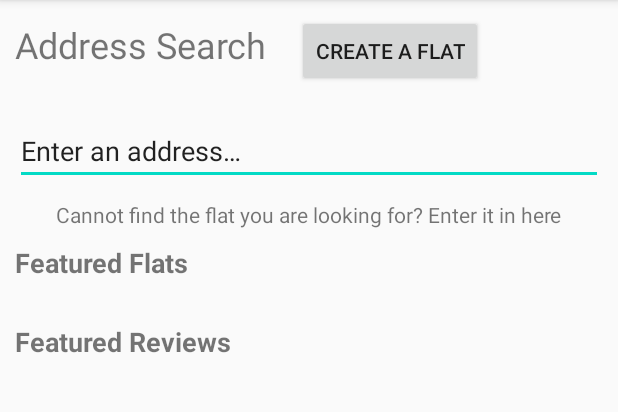
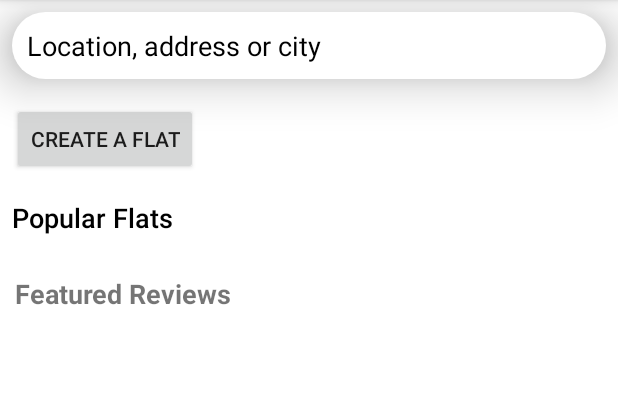
Before and after one commit to FlatChat/FlattingReview, an Android app: the screen it shows after launch once a user with an empty profile is signed in (HomeScreen), on a phone screen of 412 x 824 dp, the part 84-496 px from its top. Run offline under Robolectric (Android 15) with nearby library versions, the phone set to English and light mode, and no system bars; our stand-ins replace Firebase (no records; nobody signed in at launch, a user with empty details on screens opened directly).

Commit message:
Homescreen styling

```diff
--- a/app/src/main/java/adapters/ReviewAdapter.kt
+++ b/app/src/main/java/adapters/ReviewAdapter.kt
@@ -21,7 +21,7 @@ class ReviewAdapter(private val exampleList: ArrayList<Review>) :
 
     /**
      * On create the layout for each Review object is created, it gets the layout from the
-     * 'featured_rev_layout' file.
+     * 'popular_flats' file.
      *
      * @param parent
      * @param viewType
--- /dev/null
+++ b/app/src/main/res/drawable/rounded_card_view.xml
@@ -0,0 +1,9 @@
+<?xml version="1.0" encoding="utf-8"?>
+<!--  res/drawable/rounded_editText.xml -->
+<shape xmlns:android="http://schemas.android.com/apk/res/android"
+    android:shape="rectangle" android:padding="10dp">
+    <solid android:color="#FFFFFF"/>
+    <corners
+        android:radius="25dp"
+        />
+</shape>
--- /dev/null
+++ b/app/src/main/res/drawable/rounded_edit_text.xml
@@ -0,0 +1,9 @@
+<?xml version="1.0" encoding="utf-8"?>
+<!--  res/drawable/rounded_editText.xml -->
+<shape xmlns:android="http://schemas.android.com/apk/res/android"
+    android:shape="rectangle" android:padding="10dp">
+    <solid android:color="#FFFFFF"/>
+    <corners
+        android:radius="25dp"
+        />
+</shape>
--- a/app/src/main/res/layout/activity_home_screen.xml
+++ b/app/src/main/res/layout/activity_home_screen.xml
@@ -4,6 +4,7 @@
     xmlns:tools="http://schemas.android.com/tools"
     android:layout_width="match_parent"
     android:layout_height="match_parent"
+    android:background="#FFFFFF"
     tools:context=".HomeScreen">
 
 
@@ -18,51 +19,36 @@
         app:layout_constraintTop_toTopOf="parent"
         app:layout_constraintVertical_bias="0.0">
 
-        <LinearLayout
-            android:layout_width="match_parent"
+        <EditText
+            android:id="@+id/searchBarReviewText"
+            android:layout_width="fill_parent"
             android:layout_height="wrap_content"
-            android:orientation="horizontal">
-
-            <TextView
-                android:id="@+id/searchFlatText"
-                android:layout_width="wrap_content"
-                android:layout_height="wrap_content"
-                android:layout_margin="10dp"
-                android:text="@string/searchflatTextView"
-                android:textSize="24sp" />
+            android:layout_margin="8dp"
+            android:autofillHints=""
+            android:background="@drawable/rounded_edit_text"
+            android:elevation="20dp"
+            android:ems="10"
+            android:hint="@string/search_for_flat"
+            android:inputType="textPersonName"
+            android:padding="10dp"
+            android:text="@string/search_for_flat"
+            android:textColor="#000000" />
 
         <Button
             android:id="@+id/createFlatButton"
             android:layout_width="wrap_content"
             android:layout_height="wrap_content"
-                android:layout_margin="10dp"
+            android:layout_margin="8dp"
             android:text="@string/createflatBut" />
-        </LinearLayout>
 
-        <EditText
-            android:id="@+id/searchBarReviewText"
+        <TextView
+            android:id="@+id/popular_flats"
             android:layout_width="match_parent"
             android:layout_height="wrap_content"
-            android:layout_margin="10dp"
-            android:ems="10"
-            android:inputType="textPersonName"
-            android:text="@string/searchForReview"
-            android:hint="@string/searchForReview"
-            android:autofillHints="" />
-
-        <TextView
-            android:id="@+id/cantfindAddressText"
-            android:layout_width="wrap_content"
-            android:layout_height="wrap_content"
-            android:layout_gravity="center_horizontal"
-            android:text="@string/createaFlat" />
-
-        <TextView
-            android:id="@+id/featured_flats_text"
-            android:layout_width="match_parent"
-            android:layout_height="wrap_content"
-            android:layout_margin="10dp"
-            android:text="@string/featuredFlats"
+            android:layout_margin="8dp"
+            android:fontFamily="sans-serif-light"
+            android:text="@string/popular_flats"
+            android:textColor="#000000"
             android:textSize="18sp"
             android:textStyle="bold" />
 
@@ -89,7 +75,7 @@
             android:layout_height="wrap_content"
             android:clipToPadding="false"
             android:padding="4dp"
-            tools:listitem="@layout/featured_rev_layout">
+            tools:listitem="@layout/flat_icon_layout">
 
         </androidx.recyclerview.widget.RecyclerView>
 
--- a/app/src/main/res/values/strings.xml
+++ b/app/src/main/res/values/strings.xml
@@ -7,7 +7,6 @@
     <string name="featuredReview"> Featured Reviews </string>
     <string name="featuredFlats"> Featured Flats </string>
     <string name="searchflatTextView"> Address Search </string>
-    <string name="searchForReview"> Enter an address… </string>
     <string name="writeReviewTextView"> Want to write a review? </string>
     <string name="reportITTextView"> Seeing something inappropriate? Report it! </string>
     <string name="createaFlat"> Cannot find the flat you are looking for? Enter it in here  </string>
@@ -15,6 +14,10 @@
 
     <!-- use this to copy and paste -->
     <string name="id">Text</string>
+
+    <!-- Home Screen -->
+    <string name="search_for_flat"> Location, address or city </string>
+    <string name="popular_flats">Popular Flats</string>
 
     <!-- Progress Bars -->
     <string name="overall">Overall Rating</string>
```
Lines whose indentation alone changed are shown as unchanged.
